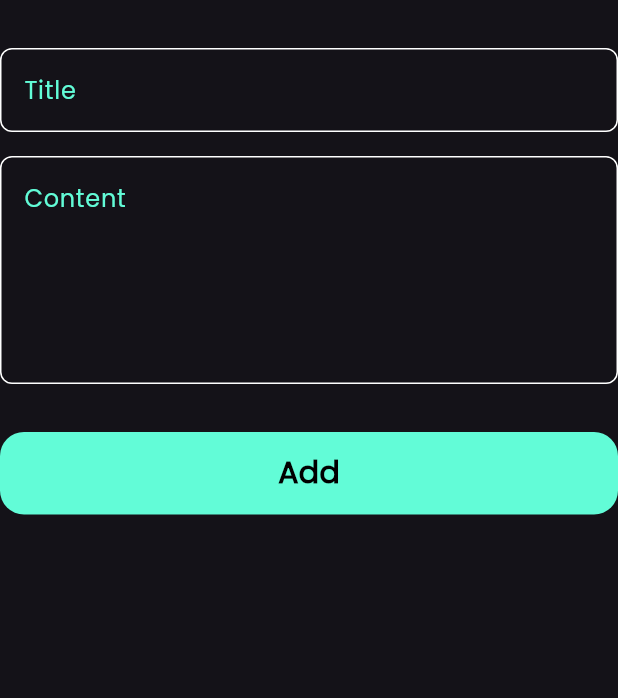
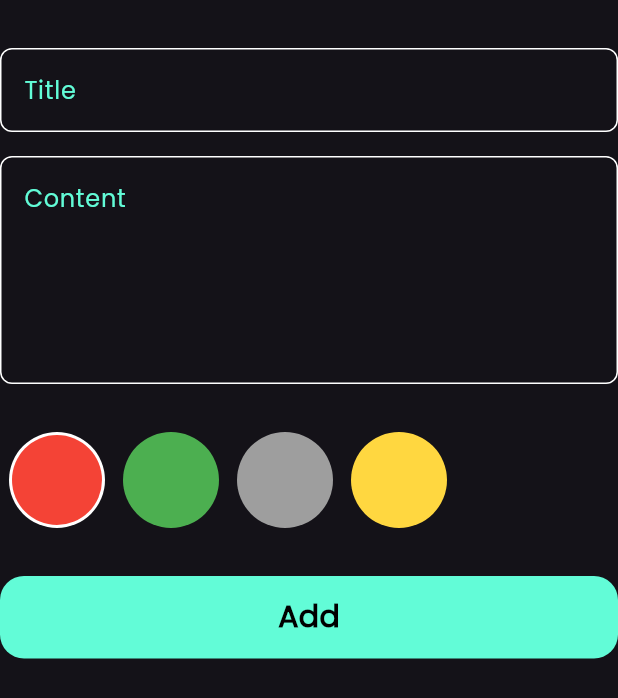
Before and after one commit to DiaaMahdy/noota, a Flutter app: the AddNoteForm widget shown alone on an empty page, opened directly, on a phone screen of 412 x 824 dp. Shown: the top 698 px of the screen. Run offline on Flutter 3.47's test engine with Material 3 defaults, Android fonts, the light colour scheme and no system bars; our stand-ins replace bloc, flutter_bloc, hive, hive_flutter; accounts and stored records are empty.

Commit message:
colors select

```diff
--- a/lib/widgets/add_note_form.dart
+++ b/lib/widgets/add_note_form.dart
@@ -4,6 +4,7 @@
 import 'package:noota/cubits/add_notes_cubit/add_notes_cubit.dart';
 import 'package:noota/models/note_model.dart';
 
+import 'colors_list_view.dart';
 import 'custom_button.dart';
 import 'custom_text_field.dart';
 
@@ -50,6 +51,10 @@
           const SizedBox(
             height: 32,
           ),
+          const ColorsListView(),
+          const SizedBox(
+            height: 32,
+          ),
           BlocBuilder<AddNotesCubit, AddNoteState>(
             builder: (context, state) {
               return CustomButton(
--- /dev/null
+++ b/lib/widgets/colors_list_view.dart
@@ -0,0 +1,65 @@
+import 'package:flutter/material.dart';
+
+class ColorItem extends StatelessWidget {
+  const ColorItem({super.key, required this.selected, required this.color});
+  final bool selected;
+  final Color color;
+
+  @override
+  Widget build(BuildContext context) {
+    return selected
+        ? CircleAvatar(
+            radius: 32,
+            backgroundColor: Colors.white,
+            child: CircleAvatar(
+              radius: 30,
+              backgroundColor: color,
+            ),
+          )
+        : CircleAvatar(
+            radius: 32,
+            backgroundColor: color,
+          );
+  }
+}
+
+class ColorsListView extends StatefulWidget {
+  const ColorsListView({super.key});
+
+  @override
+  State<ColorsListView> createState() => _ColorsListViewState();
+}
+
+class _ColorsListViewState extends State<ColorsListView> {
+  int currentIndex = 0;
+  List<Color> colors = const [
+    Colors.red,
+    Colors.green,
+    Colors.grey,
+    Colors.amberAccent
+  ];
+  @override
+  Widget build(BuildContext context) {
+    return SizedBox(
+      height: 32 * 2,
+      child: ListView.builder(
+          scrollDirection: Axis.horizontal,
+          itemCount: colors.length,
+          itemBuilder: (context, index) {
+            return Padding(
+              padding: const EdgeInsets.symmetric(horizontal: 6),
+              child: GestureDetector(
+                onTap: () {
+                  currentIndex = index;
+                  setState(() {});
+                },
+                child: ColorItem(
+                  color: colors[index],
+                  selected: currentIndex == index,
+                ),
+              ),
+            );
+          }),
+    );
+  }
+}
```
